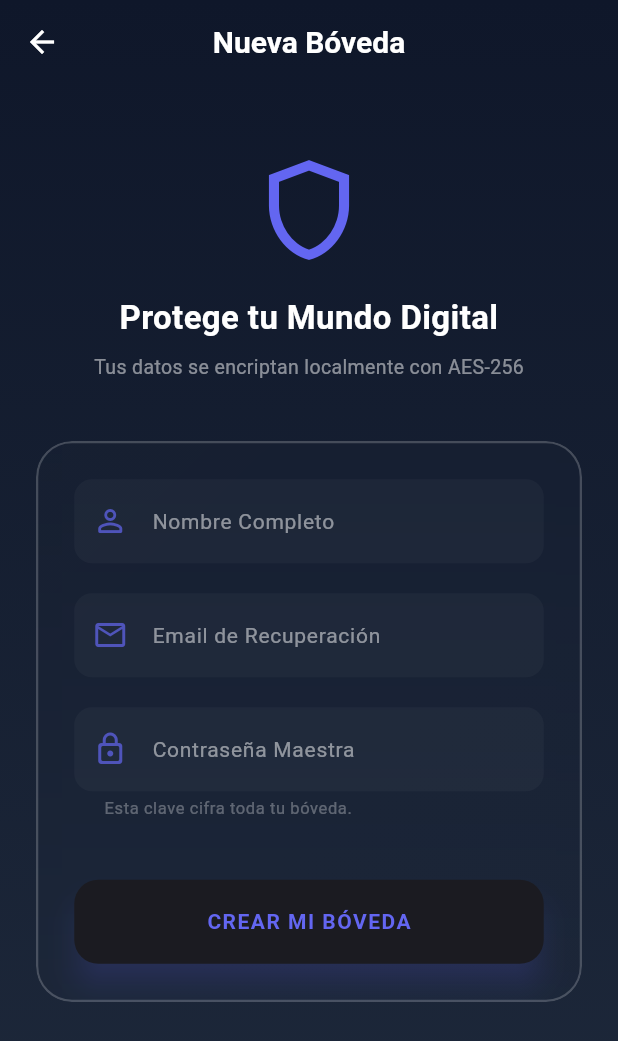
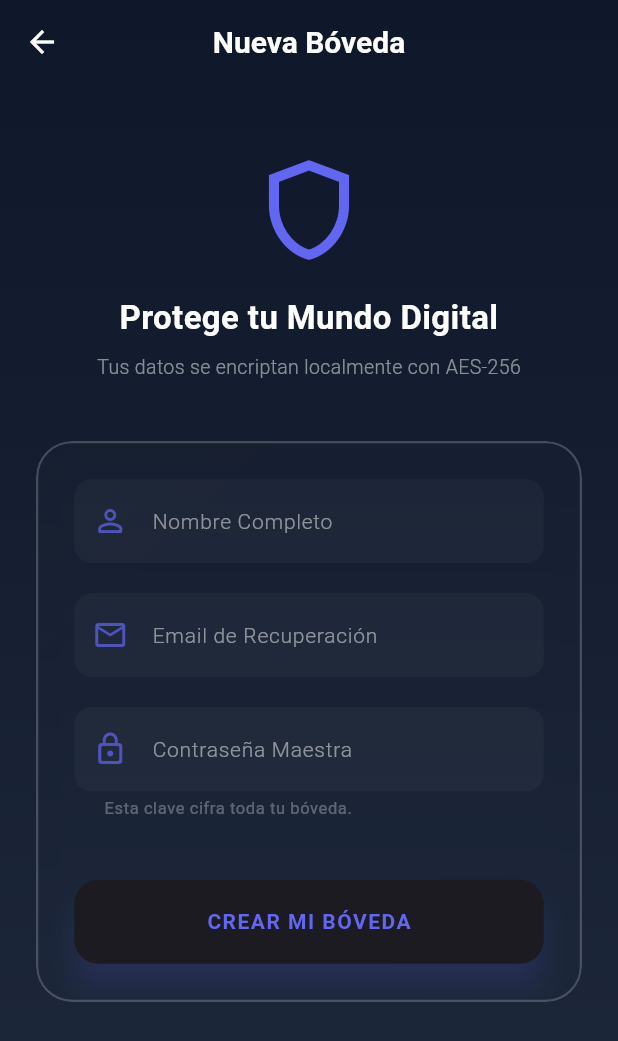
Before and after one commit to Teo006-creator/smart_secure_vault, a Flutter app: the screen it shows after launch, after a tap on "¿No tienes cuenta? Regístrate", on a phone screen of 412 x 824 dp. Shown: the top 1041 px of the screen. Run offline on Flutter 3.47's test engine with Material 3 defaults, Android fonts, the phone set to English and light mode, and no system bars; our stand-ins replace local_auth, sqflite, sqflite_common_ffi; missing offline and left inert: encrypt, google_sign_in_all_platforms, googleapis; accounts and stored records are empty.

Commit message:
Add Linux-style themes and UI improvements
- Add 7 new themes: Catppuccin Mocha, Tokyo Night, Rose Pine, Dracula, Nord, Gruvbox, Matte Red
- Update login screen with shield icon and neon glow effect
- Update typography to lighter weight style
- Add theme chip selector in settings

```diff
--- a/lib/controllers/theme_controller.dart
+++ b/lib/controllers/theme_controller.dart
@@ -1,6 +1,18 @@
 import 'package:flutter/material.dart';
 
-enum AppTheme { indigo, black, light, emerald }
+enum AppTheme {
+  indigo,
+  black,
+  light,
+  emerald,
+  matteRed,
+  catppuccinMocha,
+  tokyoNight,
+  rosePine,
+  dracula,
+  nord,
+  gruvbox,
+}
 
 class ThemeController with ChangeNotifier {
   AppTheme _currentTheme = AppTheme.indigo;
@@ -33,6 +45,55 @@ class ThemeController with ChangeNotifier {
           primary: const Color(0xFF10B981),
           scaffold: const Color(0xFF064E3B),
           card: const Color(0xFF065F46),
+          isDark: true,
+        );
+      case AppTheme.matteRed:
+        return _buildTheme(
+          primary: const Color(0xFFE53935),
+          scaffold: const Color(0xFF1A1A1A),
+          card: const Color(0xFF2D2D2D),
+          isDark: true,
+        );
+      case AppTheme.catppuccinMocha:
+        return _buildTheme(
+          primary: const Color(0xFFCBA6F7),
+          scaffold: const Color(0xFF1E1E2E),
+          card: const Color(0xFF313244),
+          isDark: true,
+        );
+      case AppTheme.tokyoNight:
+        return _buildTheme(
+          primary: const Color(0xFF7AA2F7),
+          scaffold: const Color(0xFF1A1B26),
+          card: const Color(0xFF24283B),
+          isDark: true,
+        );
+      case AppTheme.rosePine:
+        return _buildTheme(
+          primary: const Color(0xFFEBBCBA),
+          scaffold: const Color(0xFF191724),
+          card: const Color(0xFF26233A),
+          isDark: true,
+        );
+      case AppTheme.dracula:
+        return _buildTheme(
+          primary: const Color(0xFFBD93F9),
+          scaffold: const Color(0xFF282A36),
+          card: const Color(0xFF383A59),
+          isDark: true,
+        );
+      case AppTheme.nord:
+        return _buildTheme(
+          primary: const Color(0xFF81A1C1),
+          scaffold: const Color(0xFF2E3440),
+          card: const Color(0xFF3B4252),
+          isDark: true,
+        );
+      case AppTheme.gruvbox:
+        return _buildTheme(
+          primary: const Color(0xFFFABD2F),
+          scaffold: const Color(0xFF282828),
+          card: const Color(0xFF3C3836),
           isDark: true,
         );
       case AppTheme.indigo:
@@ -74,10 +135,38 @@ class ThemeController with ChangeNotifier {
         ),
         iconTheme: IconThemeData(color: isDark ? Colors.white : Colors.black87),
       ),
-      textTheme: base.textTheme.apply(
-        bodyColor: isDark ? Colors.white : Colors.black87,
-        displayColor: isDark ? Colors.white : Colors.black87,
-      ),
+      textTheme: base.textTheme
+          .apply(
+            bodyColor: isDark ? Colors.white : Colors.black87,
+            displayColor: isDark ? Colors.white : Colors.black87,
+            fontFamily: 'Roboto',
+          )
+          .copyWith(
+            headlineLarge: TextStyle(
+              fontSize: 22,
+              fontWeight: FontWeight.w300,
+              letterSpacing: 6,
+              color: isDark ? Colors.white : Colors.black87,
+            ),
+            headlineMedium: TextStyle(
+              fontSize: 20,
+              fontWeight: FontWeight.w400,
+              letterSpacing: 4,
+              color: isDark ? Colors.white : Colors.black87,
+            ),
+            bodyLarge: TextStyle(
+              fontSize: 16,
+              fontWeight: FontWeight.w300,
+              letterSpacing: 0.5,
+              color: isDark ? Colors.white : Colors.black87,
+            ),
+            bodyMedium: TextStyle(
+              fontSize: 14,
+              fontWeight: FontWeight.w300,
+              letterSpacing: 0.25,
+              color: isDark ? Colors.white : Colors.black87,
+            ),
+          ),
     );
   }
 }
--- a/lib/screens/login_screen.dart
+++ b/lib/screens/login_screen.dart
@@ -19,8 +19,10 @@ class _LoginScreenState extends State<LoginScreen> {
 
   void _login() async {
     setState(() => _isLoading = true);
-    final success = await Provider.of<UserController>(context, listen: false)
-        .login(_emailController.text, _passwordController.text);
+    final success = await Provider.of<UserController>(
+      context,
+      listen: false,
+    ).login(_emailController.text, _passwordController.text);
     setState(() => _isLoading = false);
 
     if (success) {
@@ -44,7 +46,10 @@ class _LoginScreenState extends State<LoginScreen> {
   }
 
   void _loginWithBiometrics() async {
-    final success = await Provider.of<UserController>(context, listen: false).loginWithBiometrics();
+    final success = await Provider.of<UserController>(
+      context,
+      listen: false,
+    ).loginWithBiometrics();
     if (success && mounted) {
       Navigator.pushReplacement(
         context,
@@ -70,23 +75,18 @@ class _LoginScreenState extends State<LoginScreen> {
                   tag: 'app_logo',
                   child: Container(
                     decoration: BoxDecoration(
-                      shape: BoxShape.circle,
                       boxShadow: [
                         BoxShadow(
-                          color: theme.colorScheme.primary.withOpacity(0.2),
-                          blurRadius: 30,
-                          spreadRadius: 10,
+                          color: theme.colorScheme.primary.withOpacity(0.3),
+                          blurRadius: 15,
+                          spreadRadius: 1,
                         ),
                       ],
                     ),
-                    child: Opacity(
-                      opacity: 0.85,
-                      child: Image.asset(
-                        'assets/app_logo_v2.png',
-                        height: 120,
-                        color: isDark ? Colors.white.withOpacity(0.9) : theme.colorScheme.primary,
-                        colorBlendMode: isDark ? BlendMode.modulate : BlendMode.srcIn,
-                      ),
+                    child: Icon(
+                      Icons.shield_outlined,
+                      size: 100,
+                      color: theme.colorScheme.primary,
                     ),
                   ),
                 ),
@@ -94,15 +94,19 @@ class _LoginScreenState extends State<LoginScreen> {
                 Text(
                   'SMART SECURE VAULT',
                   style: TextStyle(
-                    fontSize: 24,
-                    fontWeight: FontWeight.w900,
-                    letterSpacing: 2,
+                    fontSize: 22,
+                    fontWeight: FontWeight.w300,
+                    letterSpacing: 6,
                     color: theme.colorScheme.primary,
                   ),
                 ),
                 Text(
                   'Tu privacidad es nuestra prioridad',
-                  style: TextStyle(color: isDark ? Colors.white38 : Colors.black38, fontSize: 13),
+                  style: TextStyle(
+                    color: isDark ? Colors.white38 : Colors.black38,
+                    fontSize: 12,
+                    letterSpacing: 1,
+                  ),
                 ),
                 const SizedBox(height: 48),
                 GlassCard(
@@ -133,7 +137,9 @@ class _LoginScreenState extends State<LoginScreen> {
                               onPressed: _login,
                               style: ElevatedButton.styleFrom(
                                 minimumSize: const Size(double.infinity, 56),
-                                shape: RoundedRectangleBorder(borderRadius: BorderRadius.circular(16)),
+                                shape: RoundedRectangleBorder(
+                                  borderRadius: BorderRadius.circular(16),
+                                ),
                               ),
                               child: const Text('ACCEDER A LA BÓVEDA'),
                             ),
@@ -144,7 +150,9 @@ class _LoginScreenState extends State<LoginScreen> {
                         label: const Text('BIOMETRÍA'),
                         style: OutlinedButton.styleFrom(
                           minimumSize: const Size(double.infinity, 56),
-                          shape: RoundedRectangleBorder(borderRadius: BorderRadius.circular(16)),
+                          shape: RoundedRectangleBorder(
+                            borderRadius: BorderRadius.circular(16),
+                          ),
                         ),
                       ),
                     ],
@@ -155,7 +163,9 @@ class _LoginScreenState extends State<LoginScreen> {
                   onPressed: () {
                     Navigator.push(
                       context,
-                      MaterialPageRoute(builder: (context) => const UserFormScreen()),
+                      MaterialPageRoute(
+                        builder: (context) => const UserFormScreen(),
+                      ),
                     );
                   },
                   child: Text(
```
Also changed, not shown: lib/screens/settings_screen.dart (+242 -66 lines), 5 other files.
